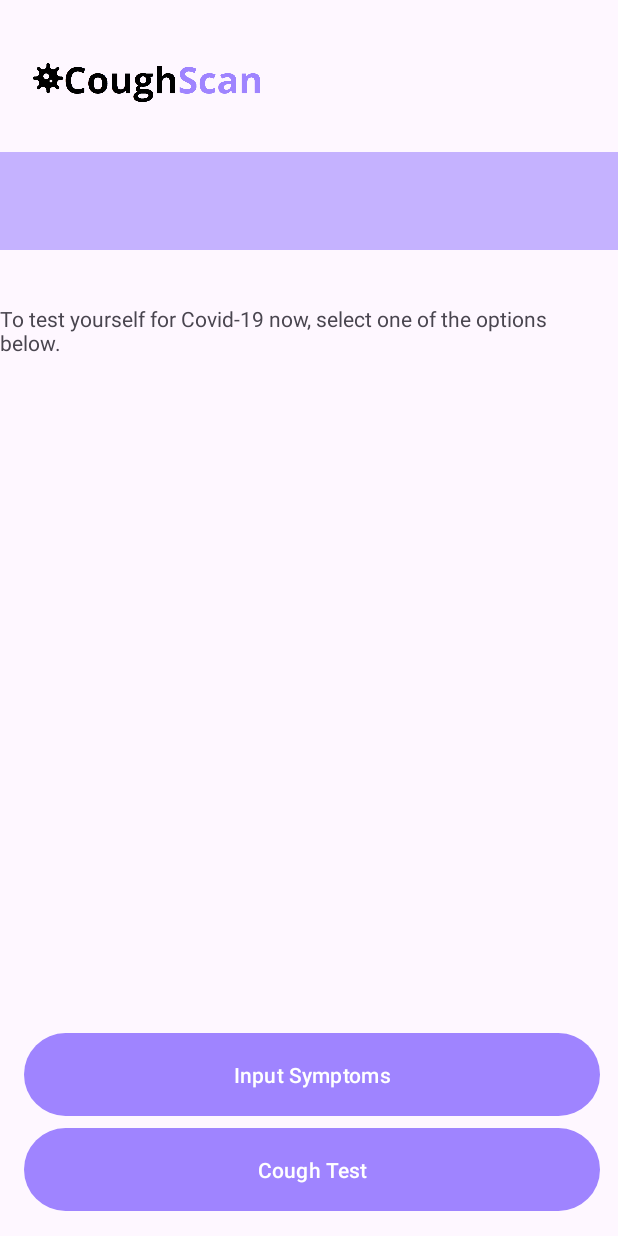
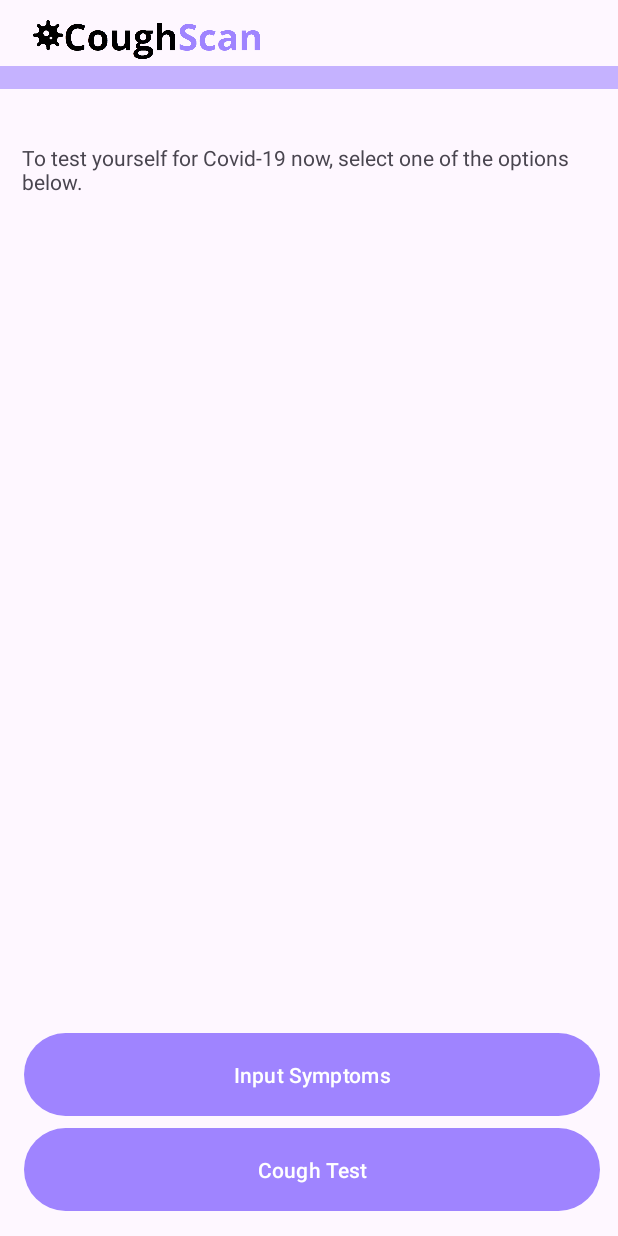
Before and after one commit to david-safro/CoughScan, an Android app: the screen it shows after launch (MainActivity), on a phone screen of 412 x 824 dp. Run offline under Robolectric (Android 15) with nearby library versions, the light colour scheme and no system bars.

Commit message:
improve UI

```diff
--- a/client/android/CoughScan/app/src/main/res/layout/activity_main.xml
+++ b/client/android/CoughScan/app/src/main/res/layout/activity_main.xml
@@ -39,24 +39,27 @@
     <TextView
         android:id="@+id/textView"
         android:layout_width="382dp"
-        android:layout_height="270dp"
+        android:layout_height="500dp"
         android:layout_marginTop="36dp"
         android:text="To test yourself for Covid-19 now, select one of the options below."
+        app:layout_constraintBottom_toTopOf="@+id/button_nav_symptoms"
+        app:layout_constraintEnd_toEndOf="parent"
+        app:layout_constraintHorizontal_bias="0.482"
+        app:layout_constraintStart_toStartOf="parent"
         app:layout_constraintTop_toBottomOf="@+id/linearLayout"
-        tools:layout_editor_absoluteX="16dp"
+        app:layout_constraintVertical_bias="0.0"
         tools:text="@string/main_desc" />
 
     <LinearLayout
         android:id="@+id/linearLayout"
         android:layout_width="413dp"
-        android:layout_height="0dp"
-        android:layout_marginBottom="657dp"
+        android:layout_height="15dp"
+        android:layout_marginTop="44dp"
         android:background="@color/primary_transparent"
         android:orientation="horizontal"
-        app:layout_constraintBottom_toBottomOf="parent"
         app:layout_constraintEnd_toEndOf="parent"
         app:layout_constraintStart_toStartOf="parent"
-        app:layout_constraintTop_toBottomOf="@+id/linearLayout2"></LinearLayout>
+        app:layout_constraintTop_toTopOf="parent"></LinearLayout>
 
     <LinearLayout
         android:id="@+id/linearLayout2"
@@ -68,6 +71,7 @@
         android:orientation="vertical"
         app:layout_constraintBottom_toTopOf="@+id/linearLayout"
         app:layout_constraintEnd_toEndOf="parent"
+        app:layout_constraintHorizontal_bias="0.0"
         app:layout_constraintStart_toStartOf="parent"
         app:layout_constraintTop_toTopOf="parent"></LinearLayout>
 
```
